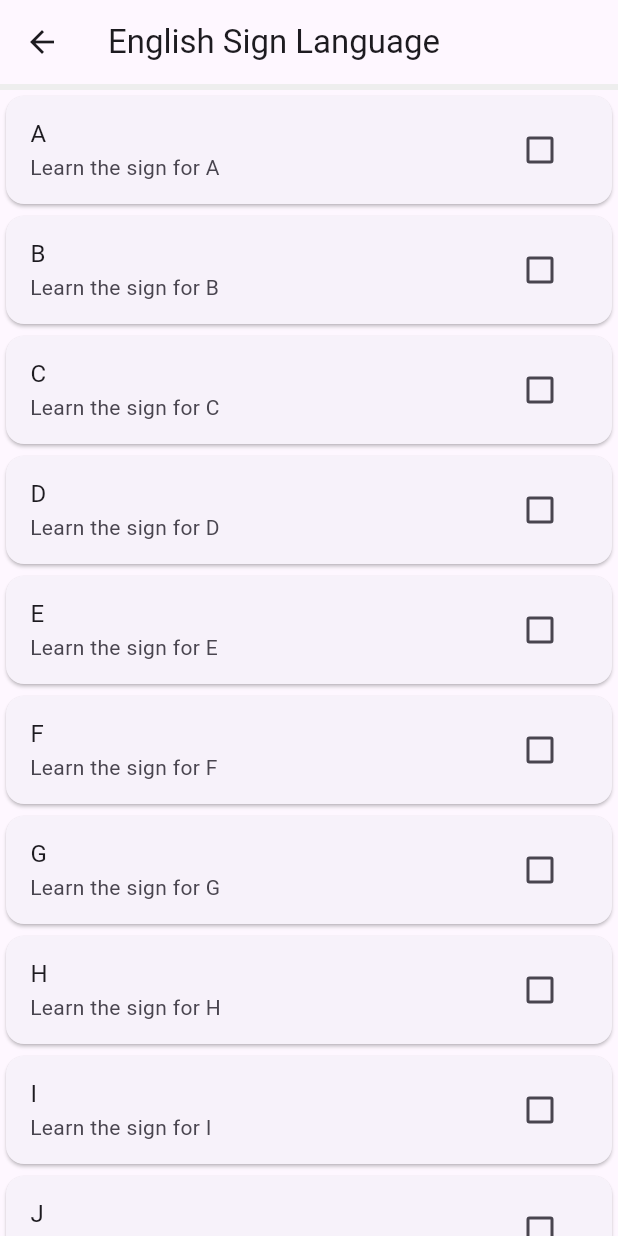
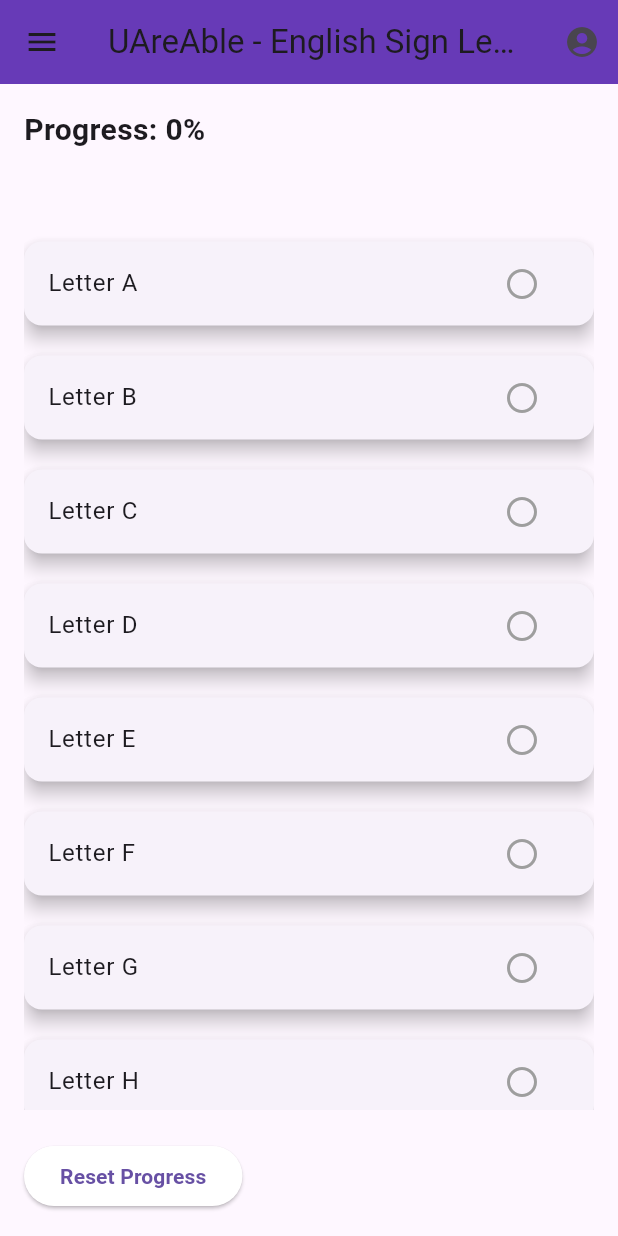
Before and after one commit to Rockermaze/UAreAble-FE, a Flutter app: the ESignLearningPage screen opened directly, on a phone screen of 412 x 824 dp. Run offline on Flutter 3.47's test engine with Material 3 defaults, Android fonts, the phone set to English and light mode, and no system bars; our stand-ins replace shared_preferences; accounts and stored records are empty.

Commit message:
New Data

```diff
--- /dev/null
+++ b/ur_able/lib/ESignLearn/ESignLearning.dart
@@ -0,0 +1,156 @@
+import 'package:flutter/material.dart';
+import 'package:shared_preferences/shared_preferences.dart';
+import 'ESignLearningg.dart';
+
+class ESignLearningPage extends StatefulWidget {
+  @override
+  _ESignLearningPageState createState() => _ESignLearningPageState();
+}
+
+class _ESignLearningPageState extends State<ESignLearningPage> {
+  double _progress = 0.0;
+  final int totalLetters = 26; // A to Z
+  List<bool> _isTickedList = List<bool>.filled(26, false); // List to track tick button states
+
+  void _updateProgress() {
+    int completedTicks = _isTickedList.where((isTicked) => isTicked).length;
+    setState(() {
+      _progress = completedTicks / totalLetters;
+    });
+  }
+
+  void _resetProgress() {
+    setState(() {
+      _isTickedList = List<bool>.filled(26, false);
+      _progress = 0.0;
+    });
+  }
+
+  @override
+  Widget build(BuildContext context) {
+    return Scaffold(
+      appBar: AppBar(
+        title: Text('UAreAble - English Sign Learning'),
+        backgroundColor: Colors.deepPurple,
+        leading: IconButton(
+          icon: Icon(Icons.menu),
+          onPressed: () {
+            Scaffold.of(context).openDrawer();
+          },
+        ),
+        actions: [
+          IconButton(
+            icon: Icon(Icons.account_circle),
+            onPressed: () {
+              // Profile action
+            },
+          ),
+        ],
+      ),
+      drawer: Drawer(
+        child: ListView(
+          padding: EdgeInsets.zero,
+          children: <Widget>[
+            DrawerHeader(
+              decoration: BoxDecoration(
+                color: Colors.deepPurple,
+              ),
+              child: Text(
+                'Menu',
+                style: TextStyle(
+                  color: Colors.white,
+                  fontSize: 24,
+                ),
+              ),
+            ),
+            ListTile(
+              title: Text('Home'),
+              onTap: () {
+                Navigator.pushReplacementNamed(context, '/home');
+              },
+            ),
+          ],
+        ),
+      ),
+      body: Padding(
+        padding: const EdgeInsets.all(16.0),
+        child: Column(
+          crossAxisAlignment: CrossAxisAlignment.start,
+          children: <Widget>[
+            Text(
+              'Progress: ${(_progress * 100).toStringAsFixed(0)}%',
+              style: TextStyle(fontSize: 20.0, fontWeight: FontWeight.bold),
+            ),
+            SizedBox(height: 10.0),
+            Container(
+              height: 10.0,
+              decoration: BoxDecoration(
+                borderRadius: BorderRadius.circular(5.0),
+                color: Colors.grey[300],
+              ),
+              child: Stack(
+                children: <Widget>[
+                  AnimatedContainer(
+                    duration: Duration(milliseconds: 300),
+                    width: MediaQuery.of(context).size.width * _progress,
+                    decoration: BoxDecoration(
+                      borderRadius: BorderRadius.circular(5.0),
+                      color: Colors.deepPurple,
+                    ),
+                  ),
+                ],
+              ),
+            ),
+            SizedBox(height: 30.0),
+            Expanded(
+              child: ListView.builder(
+                itemCount: totalLetters,
+                itemBuilder: (context, index) {
+                  return Card(
+                    elevation: 5,
+                    margin: EdgeInsets.symmetric(vertical: 10.0),
+                    child: ListTile(
+                      title: Text('Letter ${String.fromCharCode(65 + index)}'),
+                      trailing: IconButton(
+                        icon: Icon(
+                          _isTickedList[index] ? Icons.check_circle : Icons.radio_button_unchecked,
+                          color: _isTickedList[index] ? Colors.green : Colors.grey,
+                        ),
+                        onPressed: () {
+                          setState(() {
+                            _isTickedList[index] = !_isTickedList[index];
+                            _updateProgress();
+                          });
+                        },
+                      ),
+                      onTap: () {
+                        // Navigate to the ESignLearninggg page
+                        Navigator.push(
+                          context,
+                          MaterialPageRoute(
+                            builder: (context) => ESignLearninggg(), // Open the ESignLearninggg page
+                          ),
+                        );
+                      },
+                    ),
+                  );
+                },
+              ),
+            ),
+            SizedBox(height: 20.0),
+            ElevatedButton(
+              onPressed: _resetProgress,
+              style: ElevatedButton.styleFrom(
+                backgroundColor: Colors.white,
+              ),
+              child: Text(
+                'Reset Progress',
+                style: TextStyle(fontWeight: FontWeight.bold),
+              ),
+            ),
+          ],
+        ),
+      ),
+    );
+  }
+}
--- a/ur_able/lib/ESignLearning.dart
+++ /dev/null
@@ -1,71 +0,0 @@
-import 'package:flutter/material.dart';
-import 'package:shared_preferences/shared_preferences.dart';
-
-class ESignLearningPage extends StatefulWidget {
-  @override
-  _ESignLearningPageState createState() => _ESignLearningPageState();
-}
-
-class _ESignLearningPageState extends State<ESignLearningPage> {
-  late SharedPreferences _prefs;
-  List<bool> _progress = List.generate(26, (index) => false);
-
-  @override
-  void initState() {
-    super.initState();
-    _loadProgress();
-  }
-
-  Future<void> _loadProgress() async {
-    _prefs = await SharedPreferences.getInstance();
-    setState(() {
-      for (int i = 0; i < 26; i++) {
-        _progress[i] = _prefs.getBool('progress_$i') ?? false;
-      }
-    });
-  }
-
-  Future<void> _updateProgress(int index, bool value) async {
-    setState(() {
-      _progress[index] = value;
-    });
-    await _prefs.setBool('progress_$index', value);
-  }
-
-  @override
-  Widget build(BuildContext context) {
-    return Scaffold(
-      appBar: AppBar(
-        title: Text("English Sign Language"),
-      ),
-      body: Column(
-        children: [
-          LinearProgressIndicator(
-            value: _progress.where((completed) => completed).length / 26,
-            backgroundColor: Colors.grey[200],
-            color: Colors.deepPurple,
-          ),
-          Expanded(
-            child: ListView.builder(
-              itemCount: 26,
-              itemBuilder: (context, index) {
-                return Card(
-                  child: ListTile(
-                    title: Text(String.fromCharCode(index + 65)),
-                    subtitle: Text("Learn the sign for ${String.fromCharCode(index + 65)}"),
-                    trailing: Checkbox(
-                      value: _progress[index],
-                      onChanged: (bool? value) {
-                        _updateProgress(index, value ?? false);
-                      },
-                    ),
-                  ),
-                );
-              },
-            ),
-          ),
-        ],
-      ),
-    );
-  }
-}
--- a/ur_able/lib/homepage_cards.dart
+++ b/ur_able/lib/homepage_cards.dart
@@ -1,6 +1,6 @@
 import 'package:flutter/cupertino.dart';
 import 'package:flutter/material.dart';
-import 'package:ur_able/ESignLearning.dart';
+import 'package:ur_able/ESignLearn/ESignLearning.dart';
 import 'package:ur_able/main.dart';
 
 class HomePage_Card extends StatelessWidget {
```
Also changed, not shown: ur_able/lib/ESignLearn/EAlphabet.dart (added, +29 -0 lines), ur_able/lib/ESignLearn/ESignLearningg.dart (added, +104 -0 lines).
